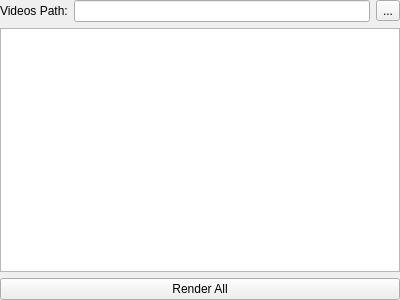
Old version of the form assets/ui/CreateVideoWidget.ui in the repository wongselent/wml.
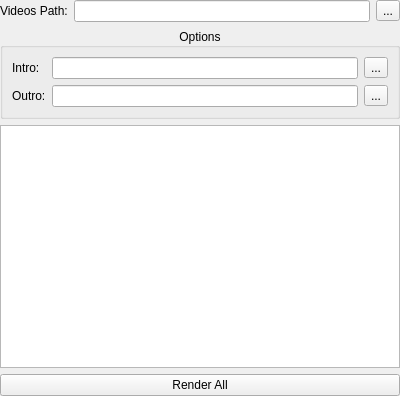
New version of the form.

Diff of the .ui file:
```diff
--- a/assets/ui/CreateVideoWidget.ui
+++ b/assets/ui/CreateVideoWidget.ui
@@ -7,7 +7,7 @@
     <x>0</x>
     <y>0</y>
     <width>400</width>
-    <height>300</height>
+    <height>396</height>
    </rect>
   </property>
   <property name="windowTitle">
@@ -52,9 +52,63 @@
     </layout>
    </item>
    <item row="1" column="0" colspan="2">
-    <widget class="QListWidget" name="video_obj_list"/>
+    <widget class="QGroupBox" name="groupBox">
+     <property name="title">
+      <string>Options</string>
+     </property>
+     <property name="alignment">
+      <set>Qt::AlignCenter</set>
+     </property>
+     <layout class="QGridLayout" name="gridLayout">
+      <item row="0" column="0">
+       <widget class="QLabel" name="label_2">
+        <property name="text">
+         <string>Intro:</string>
+        </property>
+       </widget>
+      </item>
+      <item row="0" column="2">
+       <widget class="QToolButton" name="video_intro_button">
+        <property name="text">
+         <string>...</string>
+        </property>
+       </widget>
+      </item>
+      <item row="0" column="1">
+       <widget class="QLineEdit" name="video_intro_edit">
+        <property name="readOnly">
+         <bool>true</bool>
+        </property>
+       </widget>
+      </item>
+      <item row="1" column="0">
+       <widget class="QLabel" name="label_3">
+        <property name="text">
+         <string>Outro:</string>
+        </property>
+       </widget>
+      </item>
+      <item row="1" column="1">
+       <widget class="QLineEdit" name="video_outro_edit">
+        <property name="readOnly">
+         <bool>true</bool>
+        </property>
+       </widget>
+      </item>
+      <item row="1" column="2">
+       <widget class="QToolButton" name="video_outro_button">
+        <property name="text">
+         <string>...</string>
+        </property>
+       </widget>
+      </item>
+     </layout>
+    </widget>
    </item>
    <item row="2" column="0" colspan="2">
+    <widget class="QListWidget" name="video_obj_list"/>
+   </item>
+   <item row="3" column="0" colspan="2">
     <layout class="QHBoxLayout" name="horizontalLayout_2">
      <item>
       <widget class="QPushButton" name="render_all_button">
```
